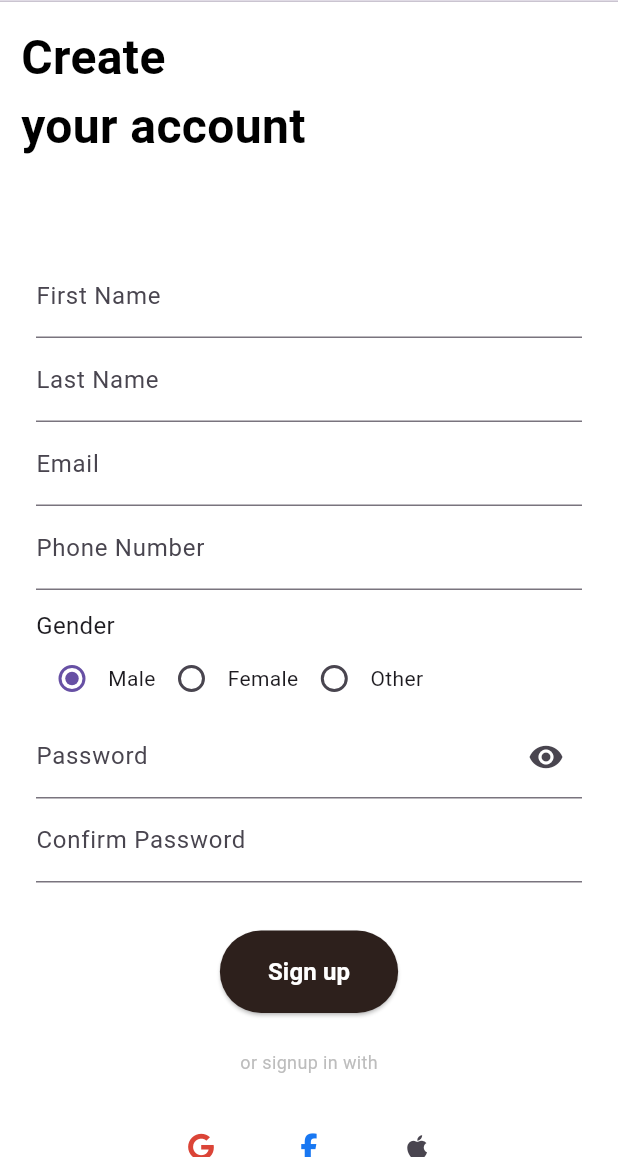
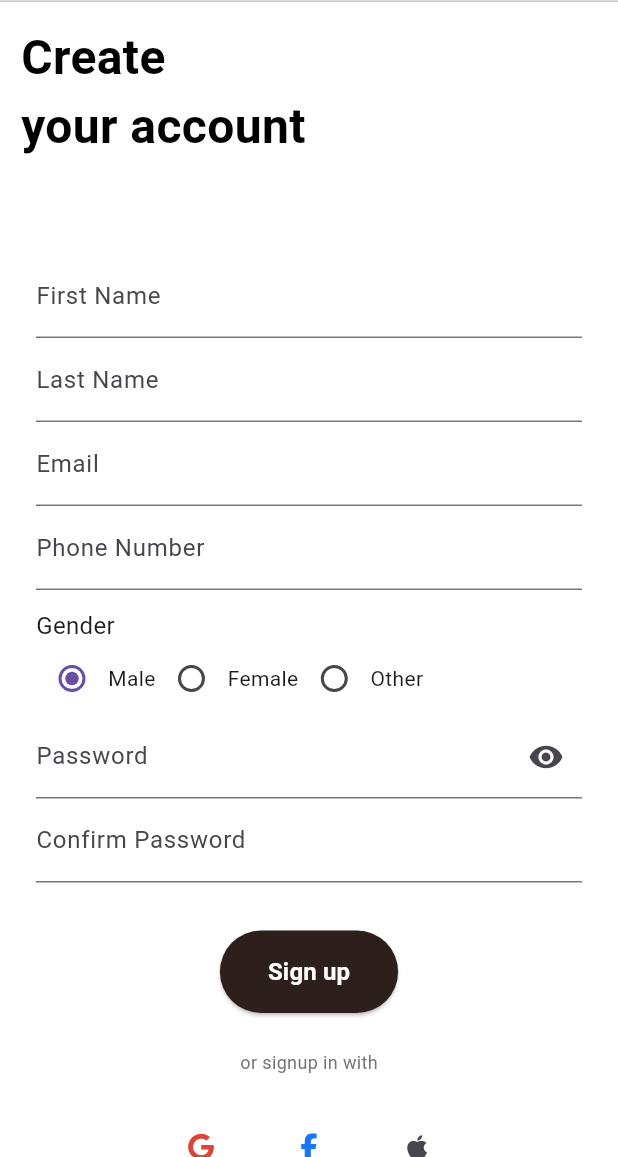
Before and after one commit to eedu7/ecom_flux, a Flutter app: the screen it shows after launch, after a tap on "Log in", after a tap on "Sign Up", on a phone screen of 412 x 824 dp, the part 79-1236 px from its top. Run offline on Flutter 3.47's test engine with Material 3 defaults, Android fonts, the phone set to English and light mode, and no system bars; our stand-ins replace font_awesome_flutter, go_router, shared_preferences.

Commit message:
Change shad

```diff
--- a/lib/features/auth/presentation/login_screen.dart
+++ b/lib/features/auth/presentation/login_screen.dart
@@ -34,7 +34,7 @@ class _LoginScreenState extends State<LoginScreen> {
                     'or log in with',
                     style: TextStyle(
                       fontSize: 12.0,
-                      color: Colors.grey.shade400,
+                      color: Colors.grey.shade600,
                     ),
                   ),
                   SizedBox(height: 24.0),
--- a/lib/features/auth/presentation/signup_screen.dart
+++ b/lib/features/auth/presentation/signup_screen.dart
@@ -33,7 +33,7 @@ class _SignupScreenState extends State<SignupScreen> {
                       'or signup in with',
                       style: TextStyle(
                         fontSize: 12.0,
-                        color: Colors.grey.shade400,
+                        color: Colors.grey.shade600,
                       ),
                     ),
                     SizedBox(height: 24.0),
```
